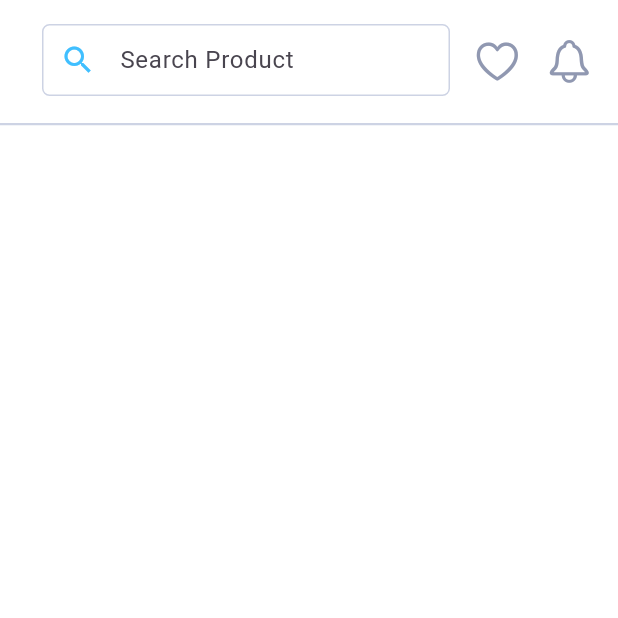
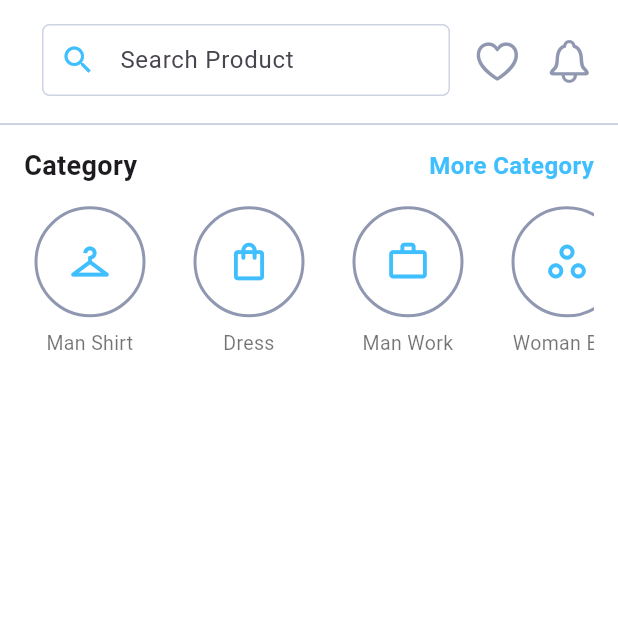
Before and after one commit to yousef-amro/train, a Flutter app: the HomePage screen opened directly, on a phone screen of 412 x 824 dp, the top half of it. Run offline on Flutter 3.47's test engine with Material 3 defaults, Android fonts, the phone set to English and light mode, and no system bars; our stand-ins replace bloc, cloud_firestore, easy_localization, firebase_auth, firebase_core, flutter_bloc; accounts and stored records are empty; statements that could not run were skipped.

Commit message:
feat: add CategoriesSection widget and update HomePage layout

```diff
--- a/lib/core/constants/appColorsConstants.dart
+++ b/lib/core/constants/appColorsConstants.dart
@@ -3,6 +3,7 @@ import 'package:flutter/material.dart';
 class AppColors {
   static Color blue = Color(0xff40BFFF);
   static Color baliHai = Color(0xFF9098B1);
+  static Color gray = Color(0xff9098B1);
   static const Color zircon = Color(0xFFEBF0FF);
   static Color white = Color(0xffffffff);
 }
--- a/lib/views/homePage/view.dart
+++ b/lib/views/homePage/view.dart
@@ -2,6 +2,7 @@ import 'package:flutter/cupertino.dart';
 import 'package:flutter/material.dart';
 import 'package:train/core/constants/appColorsConstants.dart';
 import 'package:train/views/homePage/components/search_bar_component.dart';
+import 'package:train/views/homePage/widgets/category.dart';
 
 class HomePage extends StatelessWidget {
   const HomePage({super.key});
@@ -10,7 +11,9 @@ class HomePage extends StatelessWidget {
   Widget build(BuildContext context) {
     return Scaffold(
       backgroundColor: Colors.white,
-      body: Column(children: [SearchBarComponent()]),
+      body: ListView(
+        children: const [SearchBarComponent(), CategoriesSection()],
+      ),
     );
   }
 }
--- /dev/null
+++ b/lib/views/homePage/widgets/category.dart
@@ -0,0 +1,152 @@
+import 'package:flutter/material.dart';
+import 'package:train/core/constants/appColorsConstants.dart';
+
+class CategoryUiModel {
+  final String title;
+  final IconData icon;
+
+  const CategoryUiModel({required this.title, required this.icon});
+}
+
+class CategoriesSection extends StatelessWidget {
+  const CategoriesSection({super.key});
+
+  static const _categories = <CategoryUiModel>[
+    CategoryUiModel(
+      title: 'Man Shirt',
+      icon: Icons.checkroom_outlined,
+    ),
+    CategoryUiModel(
+      title: 'Dress',
+      icon: Icons.shopping_bag_outlined,
+    ),
+    CategoryUiModel(title: 'Man Work', icon: Icons.work_outline),
+    CategoryUiModel(
+      title: 'Woman Bag',
+      icon: Icons.workspaces_outline,
+    ),
+    CategoryUiModel(title: 'Man', icon: Icons.person_outline),
+  ];
+
+  @override
+  Widget build(BuildContext context) {
+    final primary = AppColors.blue;
+    final border = AppColors.gray;
+
+    return Container(
+      padding: const EdgeInsets.symmetric(
+        horizontal: 16,
+        vertical: 14,
+      ),
+      color: Colors.white,
+      child: Column(
+        crossAxisAlignment: CrossAxisAlignment.start,
+        children: [
+          // Header row
+          Row(
+            children: [
+              const Text(
+                'Category',
+                style: TextStyle(
+                  fontSize: 18,
+                  fontWeight: FontWeight.w700,
+                ),
+              ),
+              const Spacer(),
+              InkWell(
+                onTap: () {
+                  // TODO: navigate to categories page
+                },
+                child: Text(
+                  'More Category',
+                  style: TextStyle(
+                    fontSize: 16,
+                    fontWeight: FontWeight.w600,
+                    color: primary,
+                  ),
+                ),
+              ),
+            ],
+          ),
+
+          const SizedBox(height: 14),
+
+          // Horizontal categories
+          SizedBox(
+            height: 110,
+            child: ListView.separated(
+              scrollDirection: Axis.horizontal,
+              itemCount: _categories.length,
+              separatorBuilder: (_, __) => const SizedBox(width: 18),
+              itemBuilder: (context, index) {
+                final item = _categories[index];
+                return _CategoryItem(
+                  title: item.title,
+                  icon: item.icon,
+                  primary: primary,
+                  border: border,
+                  onTap: () {
+                    // TODO: category click
+                  },
+                );
+              },
+            ),
+          ),
+        ],
+      ),
+    );
+  }
+}
+
+class _CategoryItem extends StatelessWidget {
+  const _CategoryItem({
+    required this.title,
+    required this.icon,
+    required this.primary,
+    required this.border,
+    required this.onTap,
+  });
+
+  final String title;
+  final IconData icon;
+  final Color primary;
+  final Color border;
+  final VoidCallback onTap;
+
+  @override
+  Widget build(BuildContext context) {
+    return InkWell(
+      onTap: onTap,
+      borderRadius: BorderRadius.circular(14),
+      child: SizedBox(
+        width: 88,
+        child: Column(
+          children: [
+            Container(
+              width: 74,
+              height: 74,
+              decoration: BoxDecoration(
+                shape: BoxShape.circle,
+                border: Border.all(color: border, width: 2),
+              ),
+              alignment: Alignment.center,
+              child: Icon(icon, color: primary, size: 30),
+            ),
+            const SizedBox(height: 10),
+            Text(
+              title,
+              textAlign: TextAlign.center,
+              style: TextStyle(
+                fontSize: 13,
+                color: Colors.black.withOpacity(0.55),
+                height: 1.2,
+              ),
+              maxLines: 2,
+              overflow: TextOverflow.ellipsis,
+            ),
+          ],
+        ),
+      ),
+    );
+  }
+}
```
